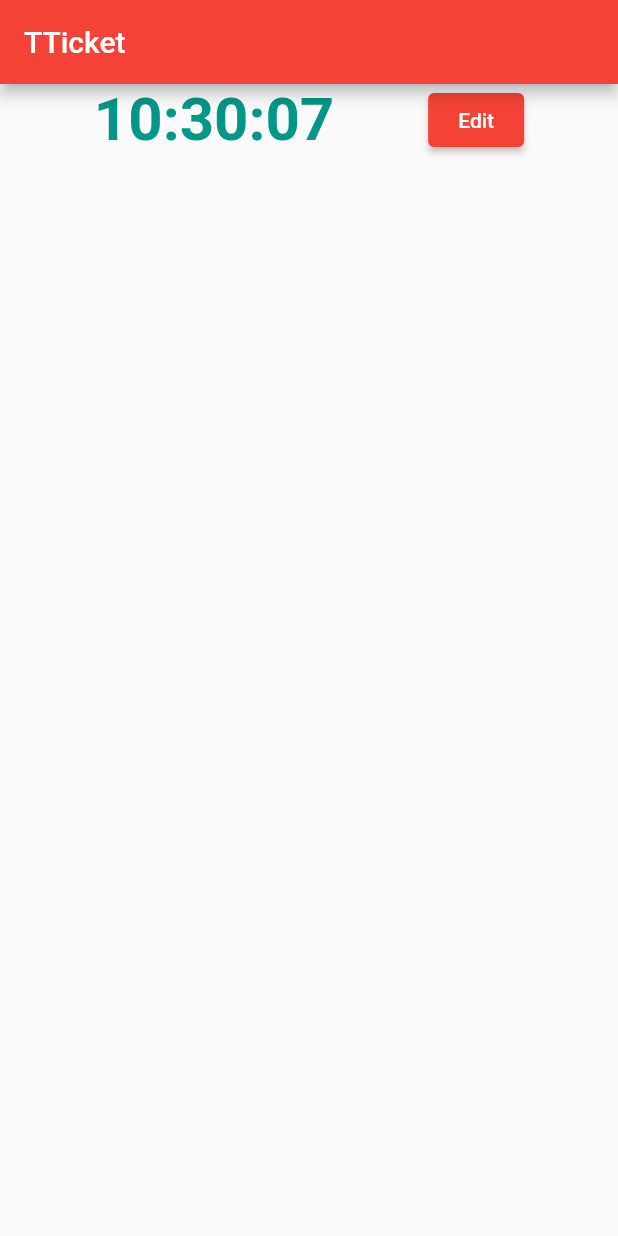
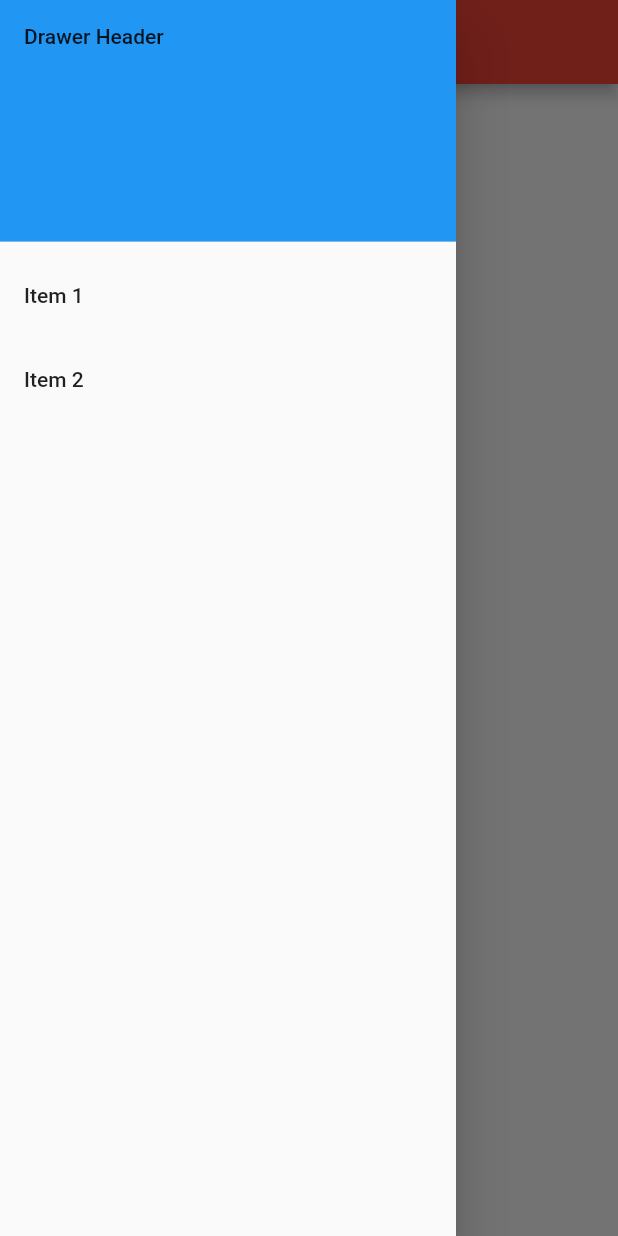
Before and after one commit to Manuel-Rivera/TTicket, a Flutter app: the screen it shows after launch, with the side drawer open (before the commit the screen has no drawer), on a phone screen of 412 x 824 dp. Run offline on Flutter 3.47's test engine with Material 2 defaults, Android fonts, the phone set to English and light mode, and no system bars.

Commit message:
7:32-23/05/2022

```diff
--- /dev/null
+++ b/lib/home_screen.dart
@@ -0,0 +1,48 @@
+import 'package:flutter/material.dart';
+
+class HomeScreen extends StatefulWidget {
+  const HomeScreen({Key? key}) : super(key: key);
+  @override
+  State<HomeScreen> createState() => _HomeScreenState();
+}
+
+class _HomeScreenState extends State<HomeScreen> {
+  @override
+  Widget build(BuildContext context) {
+    return Scaffold(
+      appBar: AppBar(
+        //leading:const Icon(Icons.account_circle_rounded),
+        title: const Text("Home TTicket"),
+      ),drawer: Drawer(
+        child: ListView(
+          padding: EdgeInsets.zero,
+          children: [
+            const DrawerHeader(
+              decoration: BoxDecoration(
+                color: Colors.blue,
+              ),
+              child: Text('Drawer Header'),
+            ),
+            ListTile(
+              title: const Text('Item 1'),
+              onTap: () {
+                // Update the state of the app.
+                // ...
+              },
+            ),
+            ListTile(
+              title: const Text('Item 2'),
+              onTap: () {
+                // Update the state of the app.
+                // ...
+              },
+            ),
+          ],
+        ),
+      ),
+      body: const Center(
+          child: Text("HomeScreen")
+        )
+    );
+  }
+}
--- a/lib/main.dart
+++ b/lib/main.dart
@@ -1,5 +1,6 @@
 import 'dart:async';
 import 'package:flutter/material.dart';
+import 'package:flutter_application_1/home_screen.dart';
 import 'package:intl/intl.dart';
 
 void main() => runApp(const MyApp());
@@ -14,7 +15,8 @@ class MyApp extends StatelessWidget {
       theme: ThemeData(
         primarySwatch: Colors.red,
       ),
-      home: const MyHomePage(title: "TTicket"),
+      home:const HomeScreen()
+      //home: const MyHomePage(title: "TTicket"),
     );
   }
 }
```
